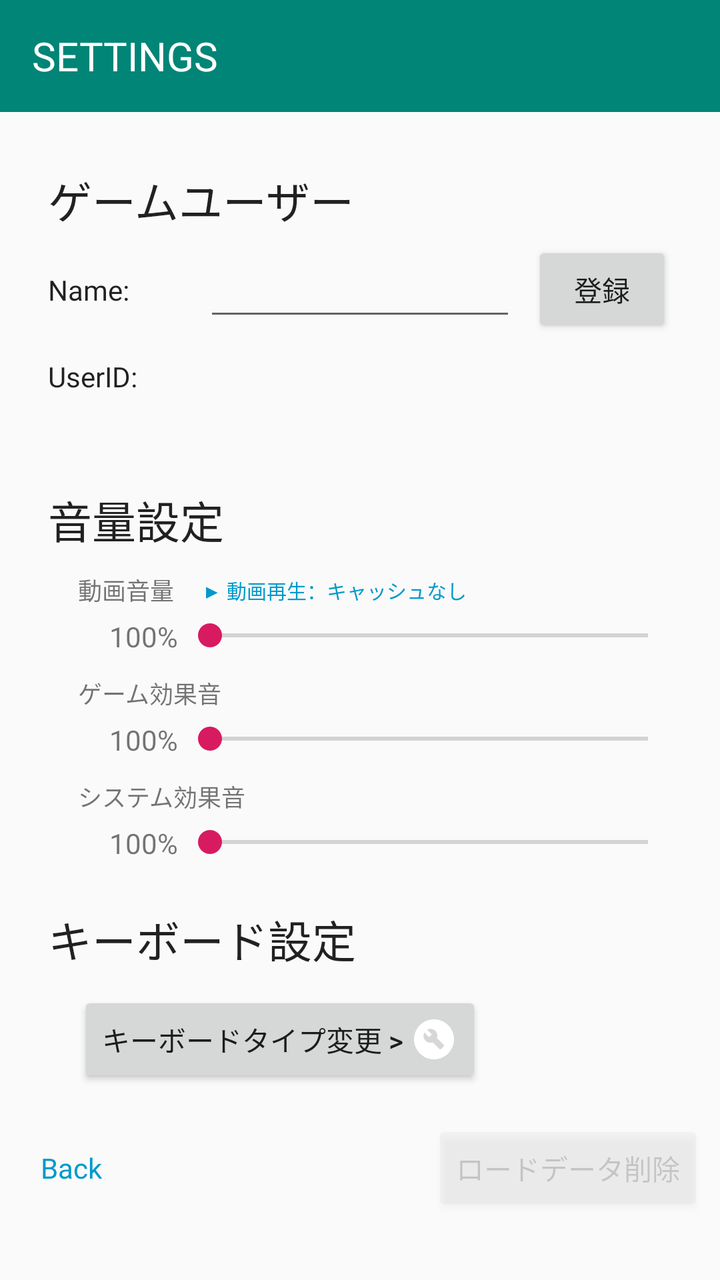
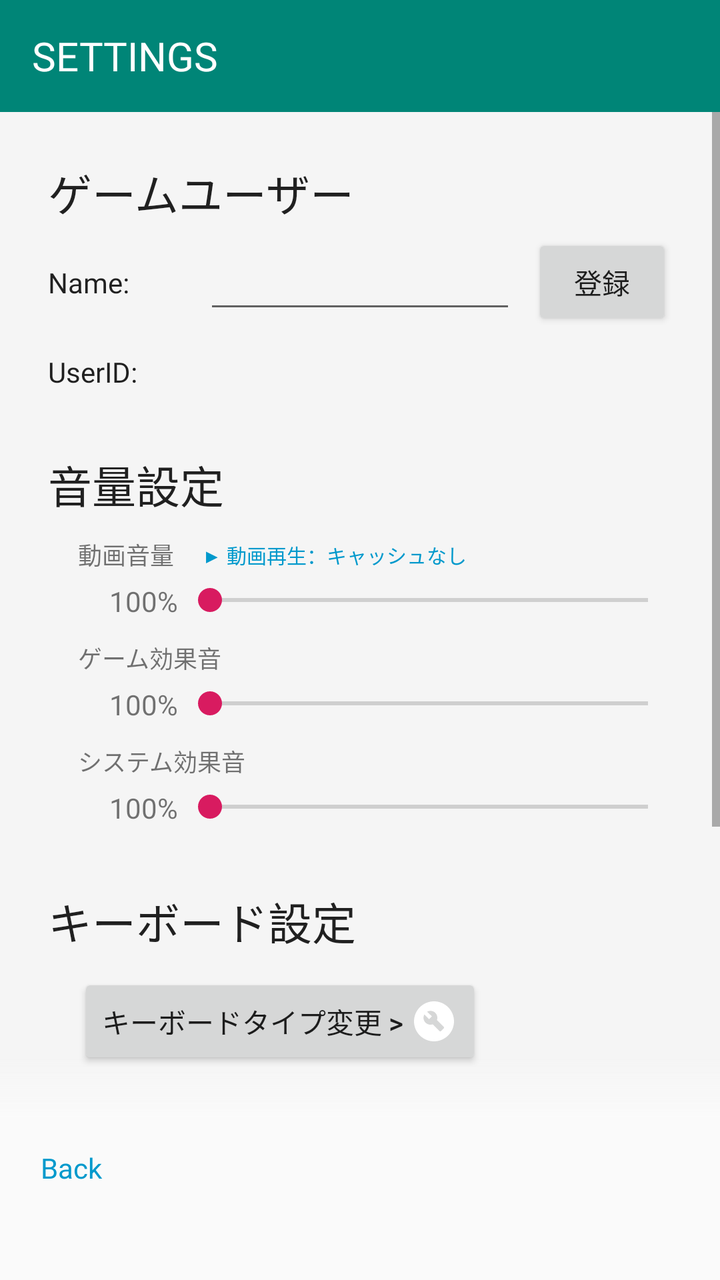

Two renders of the same Android screen: before a commit and after it. Below are the layout's source before the change and the commit's diff.
<!-- AndroidManifest.xml: application theme AppTheme -->
<!-- res/layout/activity_settings.xml -->
<?xml version="1.0" encoding="utf-8"?>
<androidx.constraintlayout.widget.ConstraintLayout
        xmlns:android="http://schemas.android.com/apk/res/android"
        xmlns:tools="http://schemas.android.com/tools"
        xmlns:app="http://schemas.android.com/apk/res-auto"
        android:layout_width="match_parent"
        android:layout_height="match_parent"
        tools:context=".Activity_Settings">

    <TextView
            android:text="@string/userid_"
            android:layout_width="70dp"
            android:layout_height="wrap_content"
            android:id="@+id/textView10" app:layout_constraintStart_toStartOf="parent"
            android:layout_marginStart="24dp"
            android:textSize="14sp"
            android:fontFamily="@font/nicokaku_v1"
            android:textAppearance="@style/TextAppearance.AppCompat.Body2"
            app:layout_constraintTop_toTopOf="@+id/textView_uniqueUserID"
            app:layout_constraintBottom_toBottomOf="@+id/textView_uniqueUserID"
            app:layout_constraintVertical_bias="1.0"/>
    <EditText
            android:layout_width="0dp"
            android:layout_height="wrap_content"
            android:inputType="textPersonName"
            android:ems="10"
            android:id="@+id/edit_registName"
            android:autofillHints=""
            app:layout_constraintTop_toBottomOf="@+id/textView7" android:layout_marginTop="8dp"
            app:layout_constraintStart_toEndOf="@+id/textView8" android:layout_marginStart="8dp"
            app:layout_constraintEnd_toStartOf="@+id/button_registName" android:layout_marginEnd="8dp"/>
    <TextView
            android:text="@string/name"
            android:layout_width="70dp"
            android:layout_height="wrap_content"
            android:id="@+id/textView8" app:layout_constraintStart_toStartOf="parent"
            android:layout_marginStart="24dp"
            android:fontFamily="@font/nicokaku_v1"
            android:textSize="14sp"
            android:textAppearance="@style/TextAppearance.AppCompat.Body2"
            app:layout_constraintTop_toTopOf="@+id/edit_registName"
            app:layout_constraintBottom_toBottomOf="@+id/edit_registName"/>
    <TextView
            android:text="@string/gameUser"
            android:layout_width="wrap_content"
            android:layout_height="wrap_content"
            android:id="@+id/textView7"
            android:fontFamily="@font/nicokaku_v1"
            app:layout_constraintBottom_toBottomOf="parent" app:layout_constraintTop_toBottomOf="@+id/toolbar"
            app:layout_constraintStart_toStartOf="parent" app:layout_constraintHorizontal_bias="0.0"
            app:layout_constraintEnd_toEndOf="parent" app:layout_constraintVertical_bias="0.05"
            android:layout_marginStart="24dp" android:textAppearance="@style/TextAppearance.AppCompat.Large"/>
    <EditText
            android:layout_width="0dp"
            android:layout_height="wrap_content"
            android:ems="10"
            android:id="@+id/edit_Pass"
            app:layout_constraintStart_toEndOf="@+id/textView5" android:layout_marginStart="8dp"
            app:layout_constraintEnd_toEndOf="parent" android:layout_marginEnd="24dp"
            app:layout_constraintHorizontal_bias="0.0" android:layout_marginTop="1dp"
            app:layout_constraintTop_toBottomOf="@+id/edit_Mail" android:autofillHints=""
            android:inputType="textPassword" android:visibility="invisible"/>
    <TextView
            android:text="@string/pass"
            android:layout_width="36dp"
            android:layout_height="wrap_content"
            android:id="@+id/textView6" app:layout_constraintStart_toStartOf="parent"
            android:layout_marginStart="24dp"
            android:textAppearance="@style/TextAppearance.AppCompat.Body2"
            app:layout_constraintTop_toTopOf="@+id/edit_Pass" app:layout_constraintBottom_toBottomOf="@+id/edit_Pass"
            android:visibility="invisible"/>
    <androidx.appcompat.widget.Toolbar
            android:layout_width="match_parent"
            android:layout_height="wrap_content"
            android:background="?attr/colorPrimary"
            android:theme="?attr/actionBarTheme"
            android:minHeight="?attr/actionBarSize"
            android:id="@+id/toolbar"
            app:titleTextAppearance="@style/TextAppearance.Toolbar"
            app:title="SETTINGS" app:layout_constraintStart_toStartOf="parent"
            app:layout_constraintEnd_toEndOf="parent" app:layout_constraintTop_toTopOf="parent"/>
    <TextView
            android:text="@string/nicoM_account"
            android:layout_width="wrap_content"
            android:layout_height="wrap_content"
            android:id="@+id/textView"
            app:layout_constraintBottom_toBottomOf="parent" app:layout_constraintTop_toBottomOf="@+id/toolbar"
            app:layout_constraintStart_toStartOf="parent" app:layout_constraintHorizontal_bias="0.0"
            app:layout_constraintEnd_toEndOf="parent" app:layout_constraintVertical_bias="0.050000012"
            android:layout_marginStart="24dp" android:textAppearance="@style/TextAppearance.AppCompat.Large"
            android:visibility="invisible"/>
    <TextView
            android:text="@string/usedMyAccount"
            android:layout_width="wrap_content"
            android:layout_height="wrap_content"
            android:id="@+id/textView4" app:layout_constraintStart_toStartOf="parent"
            android:layout_marginStart="24dp"
            app:layout_constraintTop_toBottomOf="@+id/textView" android:visibility="invisible"/>
    <TextView
            android:text="@string/mail"
            android:layout_width="36dp"
            android:layout_height="wrap_content"
            android:id="@+id/textView5" app:layout_constraintStart_toStartOf="parent"
            android:layout_marginStart="24dp"
            android:textAppearance="@style/TextAppearance.AppCompat.Body2"
            app:layout_constraintTop_toTopOf="@+id/edit_Mail" app:layout_constraintBottom_toBottomOf="@+id/edit_Mail"
            android:visibility="invisible"/>
    <EditText
            android:layout_width="0dp"
            android:layout_height="wrap_content"
            android:inputType="textEmailAddress"
            android:ems="10"
            android:id="@+id/edit_Mail"
            app:layout_constraintStart_toEndOf="@+id/textView5" android:layout_marginStart="8dp"
            android:layout_marginTop="7dp" app:layout_constraintTop_toBottomOf="@+id/textView4"
            app:layout_constraintEnd_toEndOf="parent" android:layout_marginEnd="24dp" android:autofillHints=""
            android:visibility="invisible"/>
    <Button
            android:text="@string/regist"
            android:layout_width="70dp"
            android:layout_height="wrap_content"
            android:id="@+id/button_registName" android:layout_marginEnd="24dp"
            app:layout_constraintEnd_toEndOf="parent"
            app:layout_constraintTop_toTopOf="@+id/edit_registName"
            app:layout_constraintBottom_toBottomOf="@+id/edit_registName" android:onClick="Button_Regist"/>
    <Button
            android:text="@string/back"
            android:layout_width="wrap_content"
            android:layout_height="wrap_content"
            android:id="@+id/button_back"
            app:layout_constraintBottom_toBottomOf="parent" android:layout_marginBottom="32dp"
            app:layout_constraintStart_toStartOf="parent"
            style="@style/back_button" android:onClick="Button_Back"/>
    <TextView
            android:layout_width="0dp"
            android:layout_height="wrap_content"
            android:id="@+id/textView_uniqueUserID"
            android:textSize="12sp"
            app:layout_constraintTop_toBottomOf="@+id/edit_registName" android:layout_marginTop="16dp"
            app:layout_constraintStart_toStartOf="@+id/edit_registName"
            app:layout_constraintEnd_toEndOf="@+id/button_registName"/>
    <ProgressBar
            style="?android:attr/progressBarStyle"
            android:layout_width="wrap_content"
            android:layout_height="wrap_content"
            android:id="@+id/progress_circular"
            app:layout_constraintTop_toTopOf="parent" app:layout_constraintBottom_toBottomOf="parent"
            app:layout_constraintStart_toStartOf="parent" app:layout_constraintHorizontal_bias="0.5"
            app:layout_constraintEnd_toEndOf="parent" android:visibility="invisible"/>
    <Button
            android:text="ロードデータ削除"
            android:layout_width="wrap_content"
            android:layout_height="wrap_content"
            android:id="@+id/button_DataDelete" app:layout_constraintEnd_toEndOf="parent"
            app:layout_constraintBottom_toBottomOf="parent" android:layout_marginBottom="32dp"
            android:layout_marginEnd="8dp" android:alpha="0.2" android:onClick="ButtonLoadDataDelete"/>

    <TextView
            android:text="音量設定"
            android:layout_width="wrap_content"
            android:layout_height="wrap_content"
            android:fontFamily="@font/nicokaku_v1"
            android:id="@+id/textView_VolumeSettings"
            app:layout_constraintBottom_toBottomOf="parent" app:layout_constraintTop_toBottomOf="@+id/toolbar"
            app:layout_constraintStart_toStartOf="parent" app:layout_constraintHorizontal_bias="0.0"
            app:layout_constraintEnd_toEndOf="parent" app:layout_constraintVertical_bias="0.34"
            android:layout_marginStart="24dp" android:textAppearance="@style/TextAppearance.AppCompat.Large"/>
    <TextView
            android:text="動画音量"
            android:layout_width="wrap_content"
            android:layout_height="wrap_content"
            android:textSize="12sp"
            android:id="@+id/textView_VolumeSettings_movie"
            app:layout_constraintStart_toStartOf="@id/textView_VolumeSettings"
            android:layout_marginTop="10dp"
            android:layout_marginStart="15dp"
            app:layout_constraintTop_toBottomOf="@+id/textView_VolumeSettings"/>
    <TextView
            android:text="100%"
            android:layout_width="50dp"
            android:layout_height="wrap_content"
            android:id="@+id/textView_VolumeSettings_movie_per"
            android:fontFamily="@font/nicokaku_v1"
            android:gravity="right"
            android:layout_marginTop="5dp"
            app:layout_constraintTop_toBottomOf="@id/textView_VolumeSettings_movie"
            app:layout_constraintStart_toStartOf="@id/textView_VolumeSettings_movie"/>
    <Button
            android:text="▶ 動画再生：キャッシュなし"
            android:layout_width="wrap_content"
            android:layout_height="wrap_content"
            android:id="@+id/button_VolumeSettings_movie_play"
            app:layout_constraintStart_toEndOf="@id/textView_VolumeSettings_movie_per"
            app:layout_constraintTop_toTopOf="@id/textView_VolumeSettings_movie"
            app:layout_constraintBottom_toBottomOf="@id/textView_VolumeSettings_movie"
            style="@style/Widget.AppCompat.Button.Borderless.Colored"
            android:textSize="10sp"
            android:textAllCaps="false"
            android:textColor="@android:color/holo_blue_dark" android:onClick="Button_VolumeSettings_movie_play"/>
    <SeekBar
            android:layout_width="0dp"
            android:layout_height="wrap_content"
            android:id="@+id/seekBar_volumesettings_movie"
            app:layout_constraintEnd_toEndOf="parent"
            app:layout_constraintStart_toEndOf="@id/textView_VolumeSettings_movie_per"
            app:layout_constraintTop_toTopOf="@id/textView_VolumeSettings_movie_per"
            android:layout_marginRight="20dp"
            android:min="0" android:max="100"
    />
    <TextView
            android:text="ゲーム効果音"
            android:layout_width="wrap_content"
            android:layout_height="wrap_content"
            android:textSize="12sp"
            android:id="@+id/textView_VolumeSettings_game"
            android:layout_marginTop="10dp"
            app:layout_constraintStart_toStartOf="@id/textView_VolumeSettings_movie"
            app:layout_constraintTop_toBottomOf="@+id/textView_VolumeSettings_movie_per"/>
    <TextView
            android:text="100%"
            android:layout_width="50dp"
            android:layout_height="wrap_content"
            android:fontFamily="@font/nicokaku_v1"
            android:id="@+id/textView_VolumeSettings_game_per"
            android:gravity="right"
            android:layout_marginTop="5dp"
            app:layout_constraintStart_toStartOf="@id/textView_VolumeSettings_movie"
            app:layout_constraintTop_toBottomOf="@+id/textView_VolumeSettings_game"/>
    <SeekBar
            android:layout_width="0dp"
            android:layout_height="wrap_content"
            android:id="@+id/seekBar_volumesettings_game"
            app:layout_constraintEnd_toEndOf="@id/seekBar_volumesettings_movie"
            app:layout_constraintStart_toStartOf="@id/seekBar_volumesettings_movie"
            app:layout_constraintTop_toTopOf="@id/textView_VolumeSettings_game_per"
            android:min="0" android:max="100"
    />
    <TextView
            android:text="システム効果音"
            android:layout_width="wrap_content"
            android:layout_height="wrap_content"
            android:textSize="12sp"
            android:id="@+id/textView_VolumeSettings_system"
            android:layout_marginTop="10dp"
            app:layout_constraintStart_toStartOf="@id/textView_VolumeSettings_movie"
            app:layout_constraintTop_toBottomOf="@+id/textView_VolumeSettings_game_per"/>
    <TextView
            android:text="100%"
            android:layout_width="50dp"
            android:layout_height="wrap_content"
            android:fontFamily="@font/nicokaku_v1"
            android:id="@+id/textView_VolumeSettings_system_per"
            android:gravity="right"
            android:layout_marginTop="5dp"
            app:layout_constraintStart_toStartOf="@id/textView_VolumeSettings_movie"
            app:layout_constraintTop_toBottomOf="@+id/textView_VolumeSettings_system"/>
    <SeekBar
            android:layout_width="0dp"
            android:layout_height="wrap_content"
            android:id="@+id/seekBar_volumesettings_system"
            app:layout_constraintEnd_toEndOf="@id/seekBar_volumesettings_movie"
            app:layout_constraintStart_toStartOf="@id/seekBar_volumesettings_movie"
            app:layout_constraintTop_toTopOf="@id/textView_VolumeSettings_system_per"
            android:min="0" android:max="100"
    />
    <TextView
            android:text="キーボード設定"
            android:layout_width="wrap_content"
            android:layout_height="wrap_content"
            android:id="@+id/textView20"
            android:fontFamily="@font/nicokaku_v1"
            app:layout_constraintBottom_toBottomOf="parent" app:layout_constraintTop_toBottomOf="@+id/toolbar"
            app:layout_constraintStart_toStartOf="parent" app:layout_constraintHorizontal_bias="0.0"
            app:layout_constraintEnd_toEndOf="parent" app:layout_constraintVertical_bias="0.72"
            android:layout_marginStart="24dp" android:textAppearance="@style/TextAppearance.AppCompat.Large"/>

    <Button
            android:text="キーボードタイプ変更 > "
            android:layout_width="wrap_content"
            android:layout_height="wrap_content"
            android:id="@+id/button_keyboard"
            android:drawableRight="@drawable/ic_baseline_build_circle_24"
            android:drawableEnd="@drawable/ic_baseline_build_circle_24"
            app:layout_constraintStart_toStartOf="@id/textView20"
            android:layout_marginTop="10dp"
            android:layout_marginStart="15dp"
            app:layout_constraintTop_toBottomOf="@+id/textView20"
            android:onClick="Button_settings_keyboard"/>
</androidx.constraintlayout.widget.ConstraintLayout>
<!-- resources referenced by this layout -->
<resources>
  <!-- drawable ic_baseline_build_circle_24 (drawable) -->
  <vector android:height="24dp" android:tint="#FFFFFF"
      android:viewportHeight="24" android:viewportWidth="24"
      android:width="24dp" xmlns:android="http://schemas.android.com/apk/res/android">
      <path android:fillColor="@android:color/white"
          android:fillType="evenOdd" android:pathData="M12,2C6.48,2 2,6.48 2,12c0,5.52 4.48,10 10,10s10,-4.48 10,-10C22,6.48 17.52,2 12,2zM16.9,15.49l-1.4,1.4c-0.2,0.2 -0.51,0.2 -0.71,0l-3.41,-3.41c-1.22,0.43 -2.64,0.17 -3.62,-0.81c-1.11,-1.11 -1.3,-2.79 -0.59,-4.1l2.35,2.35l1.41,-1.41L8.58,7.17c1.32,-0.71 2.99,-0.52 4.1,0.59c0.98,0.98 1.24,2.4 0.81,3.62l3.41,3.41C17.09,14.98 17.09,15.3 16.9,15.49z"/>
  </vector>
  <string name="back">Back</string>
  <string name="gameUser">ゲームユーザー</string>
  <string name="mail">Mail</string>
  <string name="name">Name:</string>
  <string name="nicoM_account">ニコニコ動画 アカウント</string>
  <string name="pass">Pass</string>
  <string name="regist">登録</string>
  <string name="usedMyAccount">自分のアカウントを使いたいときに入力</string>
  <string name="userid_">UserID:</string>
  <style name="TextAppearance.Toolbar" parent="TextAppearance.AppCompat.Widget.ActionBar.Title">
          <item name="android:fontFamily">@font/nicokaku_v1</item>
      </style>
  <style name="back_button" parent="@style/Widget.AppCompat.Button.Borderless.Colored">
          <item name="fontFamily">@font/nicokaku_v1</item>
          <item name="android:textColor">@android:color/holo_blue_dark</item>
          <item name="android:textAllCaps">false</item>
          <item name="android:paddingLeft">-5dp</item>
      </style>
  <style name="AppTheme" parent="Theme.AppCompat.Light.DarkActionBar">
          
          <item name="colorPrimary">@color/colorPrimary</item>
          <item name="colorPrimaryDark">@color/colorPrimaryDark</item>
          <item name="colorAccent">@color/colorAccent</item>
          <item name="windowNoTitle">true</item>
      </style>
  <color name="colorPrimary">#008577</color>
  <color name="colorPrimaryDark">#00574B</color>
  <color name="colorAccent">#D81B60</color>
</resources>

<!-- the commit's change to res/layout/activity_settings.xml (unified diff, before → after) -->
@@ -7,6 +7,34 @@
         android:layout_height="match_parent"
         tools:context=".Activity_Settings">
 
+    <androidx.appcompat.widget.Toolbar
+            android:layout_width="match_parent"
+            android:layout_height="wrap_content"
+            android:background="?attr/colorPrimary"
+            android:theme="?attr/actionBarTheme"
+            android:minHeight="?attr/actionBarSize"
+            android:id="@+id/toolbar"
+            app:titleTextAppearance="@style/TextAppearance.Toolbar"
+            app:title="SETTINGS" app:layout_constraintStart_toStartOf="parent"
+            app:layout_constraintEnd_toEndOf="parent" app:layout_constraintTop_toTopOf="parent"/>
+    <FrameLayout
+        android:id="@+id/settings_scroll_container"
+        android:layout_width="0dp"
+        android:layout_height="0dp"
+        app:layout_constraintTop_toBottomOf="@id/toolbar"
+        app:layout_constraintBottom_toTopOf="@id/button_back"
+        app:layout_constraintStart_toStartOf="parent"
+        app:layout_constraintEnd_toEndOf="parent">
+        <ScrollView
+            android:id="@+id/settings_scroll"
+            android:layout_width="match_parent"
+            android:layout_height="match_parent"
+            android:background="#F5F5F5"
+            android:fillViewport="true"
+            android:scrollbars="vertical">
+            <androidx.constraintlayout.widget.ConstraintLayout
+                android:layout_width="match_parent"
+                android:layout_height="wrap_content">
     <TextView
             android:text="@string/userid_"
             android:layout_width="70dp"
@@ -18,7 +46,7 @@
             android:textAppearance="@style/TextAppearance.AppCompat.Body2"
             app:layout_constraintTop_toTopOf="@+id/textView_uniqueUserID"
             app:layout_constraintBottom_toBottomOf="@+id/textView_uniqueUserID"
-            app:layout_constraintVertical_bias="1.0"/>
+           />
     <EditText
             android:layout_width="0dp"
             android:layout_height="wrap_content"
@@ -46,10 +74,10 @@
             android:layout_height="wrap_content"
             android:id="@+id/textView7"
             android:fontFamily="@font/nicokaku_v1"
-            app:layout_constraintBottom_toBottomOf="parent" app:layout_constraintTop_toBottomOf="@+id/toolbar"
+            app:layout_constraintTop_toTopOf="parent"
             app:layout_constraintStart_toStartOf="parent" app:layout_constraintHorizontal_bias="0.0"
-            app:layout_constraintEnd_toEndOf="parent" app:layout_constraintVertical_bias="0.05"
-            android:layout_marginStart="24dp" android:textAppearance="@style/TextAppearance.AppCompat.Large"/>
+            app:layout_constraintEnd_toEndOf="parent"
+            android:layout_marginStart="24dp" android:layout_marginTop="24dp" android:textAppearance="@style/TextAppearance.AppCompat.Large"/>
     <EditText
             android:layout_width="0dp"
             android:layout_height="wrap_content"
@@ -69,24 +97,14 @@
             android:textAppearance="@style/TextAppearance.AppCompat.Body2"
             app:layout_constraintTop_toTopOf="@+id/edit_Pass" app:layout_constraintBottom_toBottomOf="@+id/edit_Pass"
             android:visibility="invisible"/>
-    <androidx.appcompat.widget.Toolbar
-            android:layout_width="match_parent"
-            android:layout_height="wrap_content"
-            android:background="?attr/colorPrimary"
-            android:theme="?attr/actionBarTheme"
-            android:minHeight="?attr/actionBarSize"
-            android:id="@+id/toolbar"
-            app:titleTextAppearance="@style/TextAppearance.Toolbar"
-            app:title="SETTINGS" app:layout_constraintStart_toStartOf="parent"
-            app:layout_constraintEnd_toEndOf="parent" app:layout_constraintTop_toTopOf="parent"/>
     <TextView
             android:text="@string/nicoM_account"
             android:layout_width="wrap_content"
             android:layout_height="wrap_content"
             android:id="@+id/textView"
-            app:layout_constraintBottom_toBottomOf="parent" app:layout_constraintTop_toBottomOf="@+id/toolbar"
+            app:layout_constraintTop_toTopOf="parent"
             app:layout_constraintStart_toStartOf="parent" app:layout_constraintHorizontal_bias="0.0"
-            app:layout_constraintEnd_toEndOf="parent" app:layout_constraintVertical_bias="0.050000012"
+            app:layout_constraintEnd_toEndOf="parent"
             android:layout_marginStart="24dp" android:textAppearance="@style/TextAppearance.AppCompat.Large"
             android:visibility="invisible"/>
     <TextView
@@ -123,14 +141,6 @@
             app:layout_constraintEnd_toEndOf="parent"
             app:layout_constraintTop_toTopOf="@+id/edit_registName"
             app:layout_constraintBottom_toBottomOf="@+id/edit_registName" android:onClick="Button_Regist"/>
-    <Button
-            android:text="@string/back"
-            android:layout_width="wrap_content"
-            android:layout_height="wrap_content"
-            android:id="@+id/button_back"
-            app:layout_constraintBottom_toBottomOf="parent" android:layout_marginBottom="32dp"
-            app:layout_constraintStart_toStartOf="parent"
-            style="@style/back_button" android:onClick="Button_Back"/>
     <TextView
             android:layout_width="0dp"
             android:layout_height="wrap_content"
@@ -139,31 +149,24 @@
             app:layout_constraintTop_toBottomOf="@+id/edit_registName" android:layout_marginTop="16dp"
             app:layout_constraintStart_toStartOf="@+id/edit_registName"
             app:layout_constraintEnd_toEndOf="@+id/button_registName"/>
-    <ProgressBar
-            style="?android:attr/progressBarStyle"
-            android:layout_width="wrap_content"
-            android:layout_height="wrap_content"
-            android:id="@+id/progress_circular"
-            app:layout_constraintTop_toTopOf="parent" app:layout_constraintBottom_toBottomOf="parent"
-            app:layout_constraintStart_toStartOf="parent" app:layout_constraintHorizontal_bias="0.5"
-            app:layout_constraintEnd_toEndOf="parent" android:visibility="invisible"/>
     <Button
             android:text="ロードデータ削除"
             android:layout_width="wrap_content"
             android:layout_height="wrap_content"
             android:id="@+id/button_DataDelete" app:layout_constraintEnd_toEndOf="parent"
-            app:layout_constraintBottom_toBottomOf="parent" android:layout_marginBottom="32dp"
+            app:layout_constraintTop_toBottomOf="@id/text_beta_description" android:layout_marginTop="32dp"
+            app:layout_constraintVertical_bias="1.0"
+            app:layout_constraintBottom_toBottomOf="parent" android:layout_marginBottom="24dp"
             android:layout_marginEnd="8dp" android:alpha="0.2" android:onClick="ButtonLoadDataDelete"/>
-
     <TextView
             android:text="音量設定"
             android:layout_width="wrap_content"
             android:layout_height="wrap_content"
             android:fontFamily="@font/nicokaku_v1"
             android:id="@+id/textView_VolumeSettings"
-            app:layout_constraintBottom_toBottomOf="parent" app:layout_constraintTop_toBottomOf="@+id/toolbar"
+            app:layout_constraintTop_toBottomOf="@id/textView_uniqueUserID" android:layout_marginTop="32dp"
             app:layout_constraintStart_toStartOf="parent" app:layout_constraintHorizontal_bias="0.0"
-            app:layout_constraintEnd_toEndOf="parent" app:layout_constraintVertical_bias="0.34"
+            app:layout_constraintEnd_toEndOf="parent"
             android:layout_marginStart="24dp" android:textAppearance="@style/TextAppearance.AppCompat.Large"/>
     <TextView
             android:text="動画音量"
@@ -269,11 +272,10 @@
             android:layout_height="wrap_content"
             android:id="@+id/textView20"
             android:fontFamily="@font/nicokaku_v1"
-            app:layout_constraintBottom_toBottomOf="parent" app:layout_constraintTop_toBottomOf="@+id/toolbar"
+            app:layout_constraintTop_toBottomOf="@id/seekBar_volumesettings_system" android:layout_marginTop="32dp"
             app:layout_constraintStart_toStartOf="parent" app:layout_constraintHorizontal_bias="0.0"
-            app:layout_constraintEnd_toEndOf="parent" app:layout_constraintVertical_bias="0.72"
+            app:layout_constraintEnd_toEndOf="parent"
             android:layout_marginStart="24dp" android:textAppearance="@style/TextAppearance.AppCompat.Large"/>
-
     <Button
             android:text="キーボードタイプ変更 > "
             android:layout_width="wrap_content"
@@ -286,4 +288,76 @@
             android:layout_marginStart="15dp"
             app:layout_constraintTop_toBottomOf="@+id/textView20"
             android:onClick="Button_settings_keyboard"/>
+
+    <TextView
+        android:id="@+id/text_beta_features"
+        android:layout_width="wrap_content"
+        android:layout_height="wrap_content"
+        android:layout_marginStart="24dp"
+        android:layout_marginTop="32dp"
+        android:fontFamily="@font/nicokaku_v1"
+        android:text="@string/settings_beta_features"
+        android:textAppearance="@style/TextAppearance.AppCompat.Large"
+        app:layout_constraintStart_toStartOf="parent"
+        app:layout_constraintTop_toBottomOf="@id/button_keyboard" />
+    <androidx.appcompat.widget.SwitchCompat
+        android:id="@+id/switch_use_new_level_calculation"
+        android:layout_width="0dp"
+        android:layout_height="wrap_content"
+        android:minHeight="32dp"
+        android:layout_marginStart="39dp"
+        android:layout_marginEnd="24dp"
+        android:layout_marginTop="10dp"
+        android:text="@string/settings_new_level_title"
+        android:textSize="14sp"
+        app:switchPadding="12dp"
+        app:layout_constraintStart_toStartOf="parent"
+        app:layout_constraintEnd_toEndOf="parent"
+        app:layout_constraintTop_toBottomOf="@id/text_beta_features" />
+    <TextView
+        android:id="@+id/text_beta_description"
+        android:layout_width="0dp"
+        android:layout_height="wrap_content"
+        android:layout_marginTop="4dp"
+        android:text="@string/settings_new_level_description"
+        android:textColor="#AAA"
+        android:textSize="12sp"
+        app:layout_constraintStart_toStartOf="@id/switch_use_new_level_calculation"
+        app:layout_constraintEnd_toEndOf="@id/switch_use_new_level_calculation"
+        app:layout_constraintTop_toBottomOf="@id/switch_use_new_level_calculation" />
+
+            </androidx.constraintlayout.widget.ConstraintLayout>
+        </ScrollView>
+        <View
+            android:id="@+id/settings_fade_top"
+            android:layout_width="match_parent"
+            android:layout_height="32dp"
+            android:layout_gravity="top"
+            android:background="@drawable/settings_fade_top"
+            android:importantForAccessibility="no"
+            android:visibility="gone" />
+        <View
+            android:id="@+id/settings_fade_bottom"
+            android:layout_width="match_parent"
+            android:layout_height="32dp"
+            android:layout_gravity="bottom"
+            android:background="@drawable/settings_fade_bottom"
+            android:importantForAccessibility="no" />
+    </FrameLayout>
+    <Button
+            android:text="@string/back"
+            android:layout_width="wrap_content"
+            android:layout_height="wrap_content"
+            android:id="@+id/button_back"
+            app:layout_constraintBottom_toBottomOf="parent" android:layout_marginBottom="32dp"
+            app:layout_constraintStart_toStartOf="parent"
+            style="@style/back_button" android:onClick="Button_Back"/>
+    <ProgressBar
+            style="?android:attr/progressBarStyle"
+            android:layout_width="wrap_content"
+            android:layout_height="wrap_content"
+            android:id="@+id/progress_circular"
+            app:layout_constraintTop_toTopOf="parent" app:layout_constraintBottom_toBottomOf="parent"
+            app:layout_constraintStart_toStartOf="parent" app:layout_constraintHorizontal_bias="0.5"
+            app:layout_constraintEnd_toEndOf="parent" android:visibility="invisible"/>
 </androidx.constraintlayout.widget.ConstraintLayout>
<!-- resource entries referenced after the edit -->
@@ -7,6 +7,16 @@
       <path android:fillColor="@android:color/white"
           android:fillType="evenOdd" android:pathData="M12,2C6.48,2 2,6.48 2,12c0,5.52 4.48,10 10,10s10,-4.48 10,-10C22,6.48 17.52,2 12,2zM16.9,15.49l-1.4,1.4c-0.2,0.2 -0.51,0.2 -0.71,0l-3.41,-3.41c-1.22,0.43 -2.64,0.17 -3.62,-0.81c-1.11,-1.11 -1.3,-2.79 -0.59,-4.1l2.35,2.35l1.41,-1.41L8.58,7.17c1.32,-0.71 2.99,-0.52 4.1,0.59c0.98,0.98 1.24,2.4 0.81,3.62l3.41,3.41C17.09,14.98 17.09,15.3 16.9,15.49z"/>
   </vector>
+  <!-- drawable settings_fade_bottom (drawable) -->
+  <?xml version="1.0" encoding="utf-8"?>
+  <shape xmlns:android="http://schemas.android.com/apk/res/android">
+      <gradient android:angle="90" android:startColor="?android:attr/colorBackground" android:endColor="@android:color/transparent" />
+  </shape>
+  <!-- drawable settings_fade_top (drawable) -->
+  <?xml version="1.0" encoding="utf-8"?>
+  <shape xmlns:android="http://schemas.android.com/apk/res/android">
+      <gradient android:angle="270" android:startColor="?android:attr/colorBackground" android:endColor="@android:color/transparent" />
+  </shape>
   <string name="back">Back</string>
   <string name="gameUser">ゲームユーザー</string>
   <string name="mail">Mail</string>
@@ -14,6 +24,9 @@
   <string name="nicoM_account">ニコニコ動画 アカウント</string>
   <string name="pass">Pass</string>
   <string name="regist">登録</string>
+  <string name="settings_beta_features">β機能</string>
+  <string name="settings_new_level_description">曲選択画面で難易度の隣に★1～★20を追加表示します</string>
+  <string name="settings_new_level_title">新しい難易度表示 (テスト中)</string>
   <string name="usedMyAccount">自分のアカウントを使いたいときに入力</string>
   <string name="userid_">UserID:</string>
   <style name="TextAppearance.Toolbar" parent="TextAppearance.AppCompat.Widget.ActionBar.Title">
